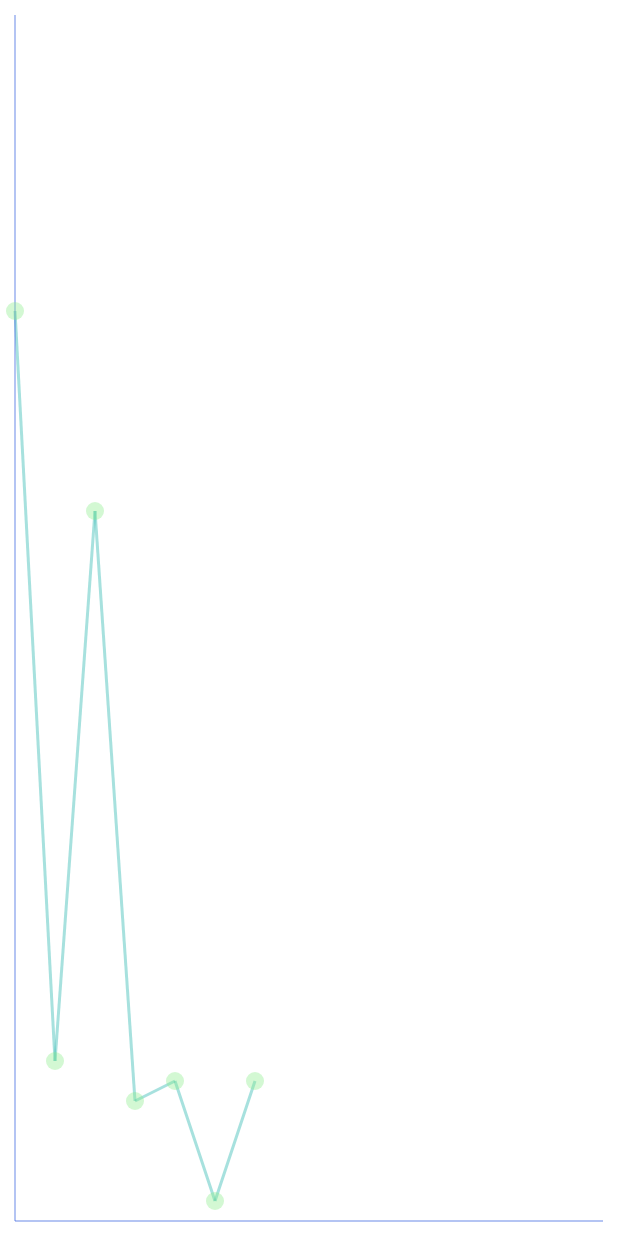
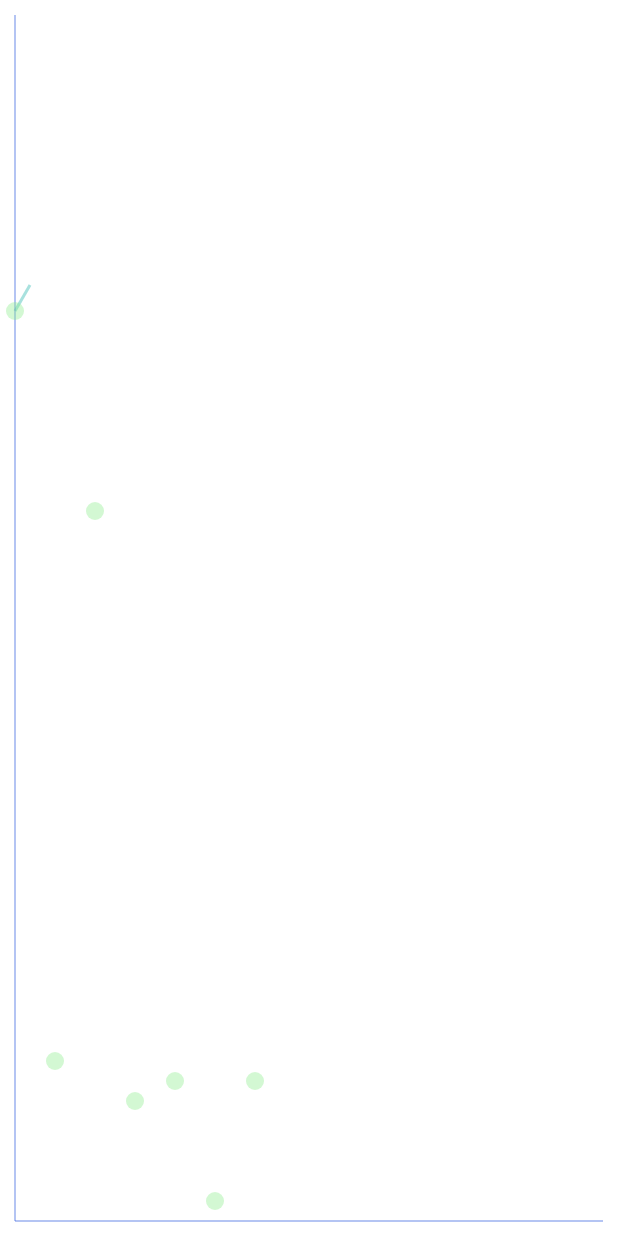
Before and after one commit to Andy-Home/AndroidSample, an Android app: the screen it shows after launch (MainActivity), on a phone screen of 412 x 824 dp. Run offline under Robolectric (Android 15) with nearby library versions, the phone set to English and light mode, and no system bars.

Commit message:
增加成像时的动画效果

```diff
--- a/androidlib/src/main/java/com/andy/androidlib/view/chart/LineView.java
+++ b/androidlib/src/main/java/com/andy/androidlib/view/chart/LineView.java
@@ -1,10 +1,14 @@
 package com.andy.androidlib.view.chart;
 
+import android.animation.ValueAnimator;
+import android.annotation.TargetApi;
 import android.content.Context;
 import android.graphics.Canvas;
 import android.graphics.Color;
 import android.graphics.Paint;
 import android.graphics.Point;
+import android.os.Build;
+import android.os.Looper;
 import android.util.AttributeSet;
 import android.util.Log;
 import android.view.MotionEvent;
@@ -18,6 +22,7 @@ import com.andy.androidlib.view.DPValue;
 import java.util.ArrayList;
 
 public class LineView extends ViewGroup implements PointView.onTouchListener {
+    final String TAG = getClass().getSimpleName();
     public LineView(Context context) {
         super(context);
         setBackgroundColor(Color.WHITE);
@@ -67,18 +72,59 @@ public class LineView extends ViewGroup implements PointView.onTouchListener {
         }
     }
 
+    private int currentX = 0;
+    private int flag = 0;
     @Override
-    protected void onDraw(Canvas canvas) {
+    protected void onDraw(final Canvas canvas) {
+        Log.d(TAG, "Draw:" + flag++);
         if (touchIndex != -1) {
             PointView v = (PointView) getChildAt(touchIndex + 1);
             canvas.drawText(v.msg, v.p_x + DPValue.dp2px(14), v.p_y - DPValue.dp2px(14), mTextPaint);
         }
+        /*for (int i = 0; i < pointViewList.size() - 1; i++) {
+            PointView start = pointViewList.get(i);
+            PointView end = pointViewList.get(i + 1);
+            canvas.drawLine(start.p_x, start.p_y, end.p_x, end.p_y, mPaint);
+            Log.d(TAG, "drawLine");
+        }*/
+        int endIndex = indexAnimation();
 
-        for (int i = 0; i < pointViewList.size() - 1; i++) {
+        for (int i = 0; i < endIndex; i++) {
             PointView start = pointViewList.get(i);
             PointView end = pointViewList.get(i + 1);
             canvas.drawLine(start.p_x, start.p_y, end.p_x, end.p_y, mPaint);
         }
+        Log.d(TAG, "endIndex:" + endIndex + " currentX:" + currentX);
+        Log.d(TAG, "px:" + pointViewList.get(endIndex).p_x);
+        if ((pointViewList.get(endIndex).p_x < currentX) && (endIndex != pointViewList.size() - 1)) {
+            Log.d(TAG, "多余绘画");
+            PointView start = pointViewList.get(endIndex);
+            PointView next = pointViewList.get(endIndex + 1);
+            float gradient = (next.p_y - start.p_y) / (next.p_x - start.p_x);
+            Log.d(TAG, "gradient:" + gradient);
+            canvas.drawLine(start.p_x, start.p_y, currentX, (currentX - start.p_x) * gradient + start.p_x, mPaint);
+        }
+    }
+
+    /**
+     * 根据 currentX 的值采用二分查找法从 pointViewList获取动画绘画位置
+     */
+    private int indexAnimation() {
+        int start = 0;
+        int fontStart = 0;
+        int end = pointViewList.size() - 1;
+        while (start <= end) {
+            int middle = (start + end) / 2;
+            if (pointViewList.get(middle).p_x > currentX) {
+                end = middle - 1;
+            } else if (pointViewList.get(middle).p_x < currentX) {
+                fontStart = start;
+                start = middle + 1;
+            } else {
+                return middle;
+            }
+        }
+        return fontStart;
     }
 
     private ArrayList<Point> pointTable;
@@ -204,14 +250,14 @@ public class LineView extends ViewGroup implements PointView.onTouchListener {
             } else if (xYView.style == X_YView.Style.X_Y) {
                 view.setPosition((int) (p.x * scalX) + point.x, point.y - (int) (p.y * scalY));
             }
-            //view.setPosition((int) (p.x * scalX) + point.x, point.y - (int) (p.y * scalY));
             view.setTouchListener(index, this);
             view.setMessage("x:" + p.x + " y:" + p.y);
             index++;
             addView(view);
             pointViewList.add(view);
         }
-        invalidate();
+        //invalidate();
+        setAnimation(0);
     }
 
     private int touchIndex = -1;
@@ -228,4 +274,29 @@ public class LineView extends ViewGroup implements PointView.onTouchListener {
         }
         invalidate();
     }
+
+    @TargetApi(Build.VERSION_CODES.HONEYCOMB)
+    public void setAnimation(int timeLength) {
+        new Thread(new Runnable() {
+            @Override
+            public void run() {
+                while (currentX < 300) {
+                    post(new Runnable() {
+                        @Override
+                        public void run() {
+                            invalidate();
+                        }
+                    });
+                    try {
+                        Thread.currentThread().sleep(1000);
+                    } catch (InterruptedException e) {
+                        e.printStackTrace();
+                    }
+                    currentX += 10;
+                    Log.d(TAG, "currentX:" + currentX);
+                }
+
+            }
+        }).start();
+    }
 }
--- a/androidlib/src/main/java/com/andy/androidlib/view/chart/PointView.java
+++ b/androidlib/src/main/java/com/andy/androidlib/view/chart/PointView.java
@@ -29,7 +29,6 @@ public class PointView extends View {
     public int p_x, p_y;
 
     public void setPosition(int x, int y) {
-        Log.d(TAG, "x:" + x + " y:" + y);
         p_x = x;
         p_y = y;
     }
--- a/androidlib/src/main/java/com/andy/androidlib/view/chart/X_YView.java
+++ b/androidlib/src/main/java/com/andy/androidlib/view/chart/X_YView.java
@@ -73,7 +73,6 @@ public class X_YView extends View{
     public void setStyle(int style, Point origin) {
         this.style = style;
         this.origin = origin;
-        Log.d(TAG, "x:" + origin.x + " y:" + origin.y);
     }
 
     public static class Style{
```
